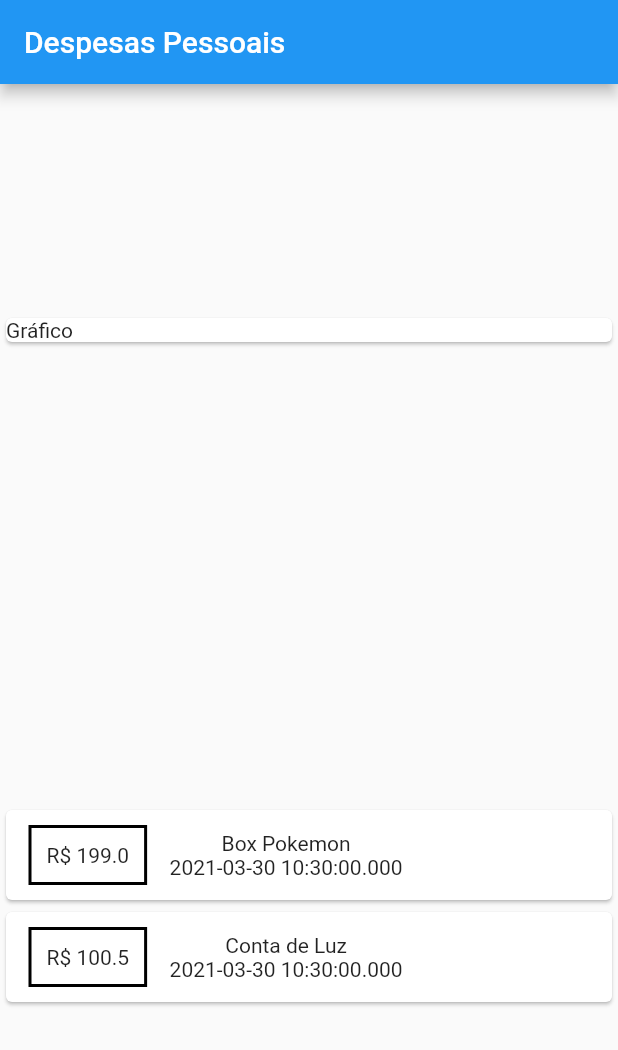
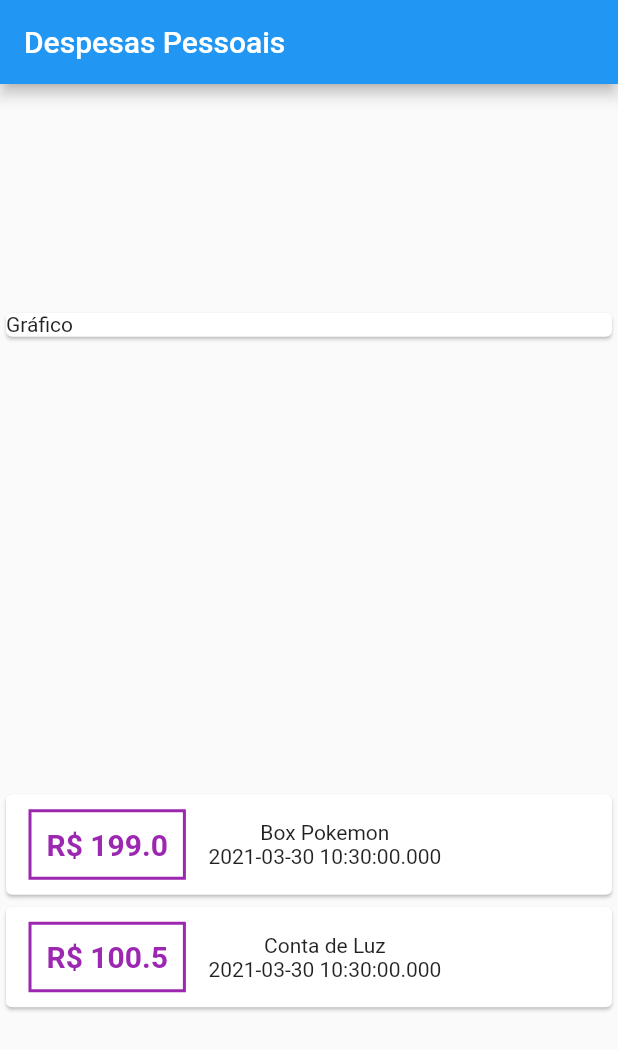
Before and after one commit to phcbarros/Flutter, a Flutter app: the screen it shows after launch, on a phone screen of 412 x 824 dp. Shown: the top 1050 px of the screen. Run offline on Flutter 3.47's test engine with Material 2 defaults, Android fonts, the phone set to English and light mode, and no system bars.

Commit message:
Curso Flutter - 04 Construindo App Real (Despesas Pessoais) - 85 Aplicando Estilo no Texto

```diff
--- a/curso_flutter/expenses/lib/main.dart
+++ b/curso_flutter/expenses/lib/main.dart
@@ -48,12 +48,18 @@ class MyHomePage extends StatelessWidget {
                         ),
                         decoration: BoxDecoration(
                           border: Border.all(
-                            color: Colors.black,
+                            color: Colors.purple,
                             width: 2,
                           )
                         ),
                         padding: EdgeInsets.all(10),
-                        child: Text("R\$ ${tr.value}")
+                        child: Text(
+                          "R\$ ${tr.value}",
+                          style: TextStyle(
+                            fontWeight: FontWeight.bold,
+                            fontSize: 20,
+                            color: Colors.purple,
+                          ),)
                       ),
                       Column(
                         children: [
```
